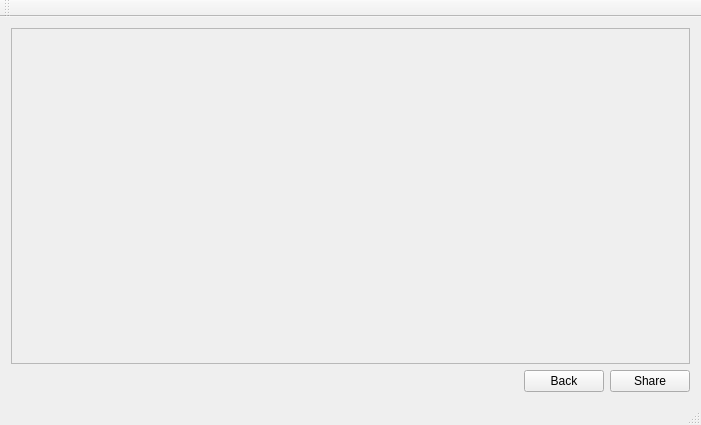
Qt form mainwindow.ui (bengaDev/FileExchanger) before a commit.
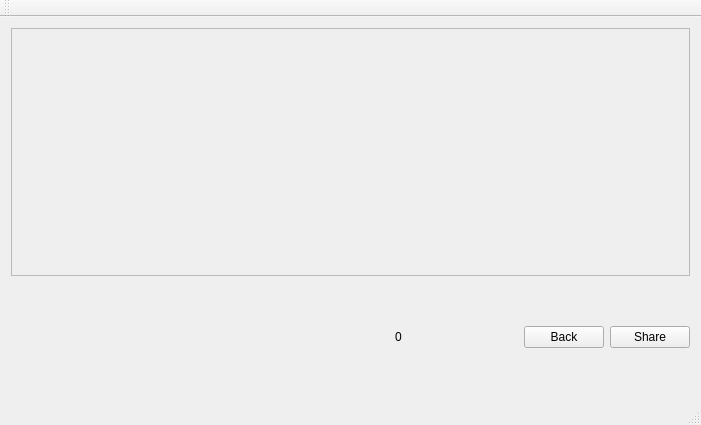
The same form after that commit.

```diff
--- a/mainwindow.ui
+++ b/mainwindow.ui
@@ -26,7 +26,7 @@
          <x>0</x>
          <y>0</y>
          <width>677</width>
-         <height>299</height>
+         <height>217</height>
         </rect>
        </property>
       </widget>
@@ -47,6 +47,52 @@
         </property>
        </spacer>
       </item>
+      <item>
+       <widget class="QLabel" name="ListCounter">
+        <property name="text">
+         <string>0</string>
+        </property>
+       </widget>
+      </item>
+      <item>
+       <widget class="QToolButton" name="toolButton">
+        <property name="styleSheet">
+         <string notr="true">QToolButton{border: 1px;
+width: 100px; min-width: 100px; max-width: 100px;
+height: 100px; min-height: 100px; max-height: 100px;
+border-radius: 55px;
+background-color: transparent;
+color: black;
+padding: 0;
+margin: 0;
+font-size: 12px;
+border: 5px solid transparent;
+}
+QToolButton:checked{
+border: 5px solid blue;
+}
+</string>
+        </property>
+        <property name="text">
+         <string/>
+        </property>
+        <property name="iconSize">
+         <size>
+          <width>100</width>
+          <height>100</height>
+         </size>
+        </property>
+        <property name="checkable">
+         <bool>true</bool>
+        </property>
+        <property name="toolButtonStyle">
+         <enum>Qt::ToolButtonIconOnly</enum>
+        </property>
+        <property name="autoRaise">
+         <bool>true</bool>
+        </property>
+       </widget>
+      </item>
       <item>
        <widget class="QPushButton" name="BackBtn">
         <property name="text">
@@ -56,6 +102,9 @@
       </item>
       <item>
        <widget class="QPushButton" name="ShareBtn">
+        <property name="styleSheet">
+         <string notr="true"/>
+        </property>
         <property name="text">
          <string>Share</string>
         </property>
```
